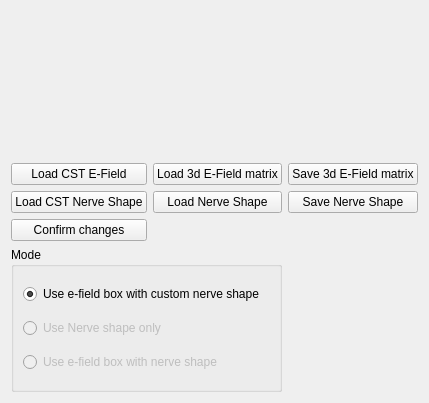
The window that ui_e_field_widget.ui (TheJRapp/PeriphNeuronStim) describes before a commit, drawn with Qt 5.
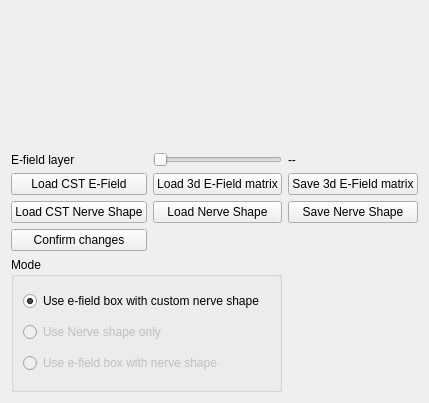
The same window after the commit.

Commit message: database E-field-list is now a sorted list, sorted by layers; e_field_widget has now a qslider to switch between layers neuron sim hast now a third derived class, which allows to combine e-field boxes with nerve-shape; not tested yet though

Patch:
```diff
--- a/ui_e_field_widget.ui
+++ b/ui_e_field_widget.ui
@@ -14,56 +14,7 @@
    <string>Form</string>
   </property>
   <layout class="QGridLayout" name="gridLayout">
-   <item row="1" column="0">
-    <widget class="QPushButton" name="load_cst_button">
-     <property name="text">
-      <string>Load CST E-Field</string>
-     </property>
-    </widget>
-   </item>
-   <item row="1" column="1">
-    <widget class="QPushButton" name="load_e_field_button">
-     <property name="text">
-      <string>Load 3d E-Field matrix</string>
-     </property>
-    </widget>
-   </item>
-   <item row="1" column="2">
-    <widget class="QPushButton" name="save_e_field_button">
-     <property name="text">
-      <string>Save 3d E-Field matrix</string>
-     </property>
-    </widget>
-   </item>
-   <item row="2" column="0">
-    <widget class="QPushButton" name="load_nerve_shape_button">
-     <property name="text">
-      <string>Load CST Nerve Shape</string>
-     </property>
-    </widget>
-   </item>
-   <item row="2" column="1">
-    <widget class="QPushButton" name="load_saved_nerve_shape_button">
-     <property name="text">
-      <string>Load Nerve Shape</string>
-     </property>
-    </widget>
-   </item>
-   <item row="2" column="2">
-    <widget class="QPushButton" name="save_nerve_shape_button">
-     <property name="text">
-      <string>Save Nerve Shape</string>
-     </property>
-    </widget>
-   </item>
-   <item row="3" column="0">
-    <widget class="QPushButton" name="confirm_button">
-     <property name="text">
-      <string>Confirm changes</string>
-     </property>
-    </widget>
-   </item>
-   <item row="4" column="0" colspan="2">
+   <item row="5" column="0" colspan="2">
     <widget class="QGroupBox" name="groupBox_3">
      <property name="maximumSize">
       <size>
@@ -108,6 +59,13 @@
      </layout>
     </widget>
    </item>
+   <item row="3" column="1">
+    <widget class="QPushButton" name="load_saved_nerve_shape_button">
+     <property name="text">
+      <string>Load Nerve Shape</string>
+     </property>
+    </widget>
+   </item>
    <item row="0" column="0" colspan="3">
     <widget class="QWidget" name="e_field_widget" native="true">
      <property name="sizePolicy">
@@ -119,6 +77,69 @@
      <layout class="QVBoxLayout" name="e_field_layout"/>
     </widget>
    </item>
+   <item row="3" column="2">
+    <widget class="QPushButton" name="save_nerve_shape_button">
+     <property name="text">
+      <string>Save Nerve Shape</string>
+     </property>
+    </widget>
+   </item>
+   <item row="2" column="1">
+    <widget class="QPushButton" name="load_e_field_button">
+     <property name="text">
+      <string>Load 3d E-Field matrix</string>
+     </property>
+    </widget>
+   </item>
+   <item row="3" column="0">
+    <widget class="QPushButton" name="load_nerve_shape_button">
+     <property name="text">
+      <string>Load CST Nerve Shape</string>
+     </property>
+    </widget>
+   </item>
+   <item row="4" column="0">
+    <widget class="QPushButton" name="confirm_button">
+     <property name="text">
+      <string>Confirm changes</string>
+     </property>
+    </widget>
+   </item>
+   <item row="2" column="0">
+    <widget class="QPushButton" name="load_cst_button">
+     <property name="text">
+      <string>Load CST E-Field</string>
+     </property>
+    </widget>
+   </item>
+   <item row="2" column="2">
+    <widget class="QPushButton" name="save_e_field_button">
+     <property name="text">
+      <string>Save 3d E-Field matrix</string>
+     </property>
+    </widget>
+   </item>
+   <item row="1" column="1">
+    <widget class="QSlider" name="e_field_layer_slider">
+     <property name="orientation">
+      <enum>Qt::Horizontal</enum>
+     </property>
+    </widget>
+   </item>
+   <item row="1" column="0">
+    <widget class="QLabel" name="label">
+     <property name="text">
+      <string>E-field layer</string>
+     </property>
+    </widget>
+   </item>
+   <item row="1" column="2">
+    <widget class="QLabel" name="layer_label">
+     <property name="text">
+      <string>--</string>
+     </property>
+    </widget>
+   </item>
   </layout>
  </widget>
  <resources/>
```
The commit also changes 3 other files.
